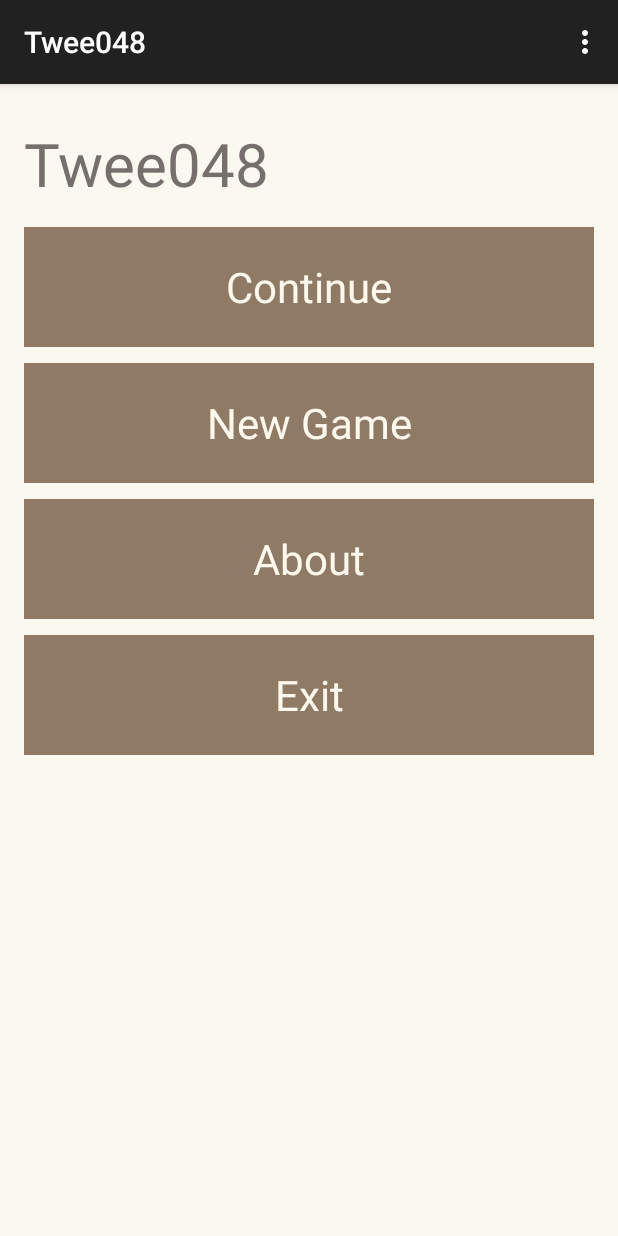
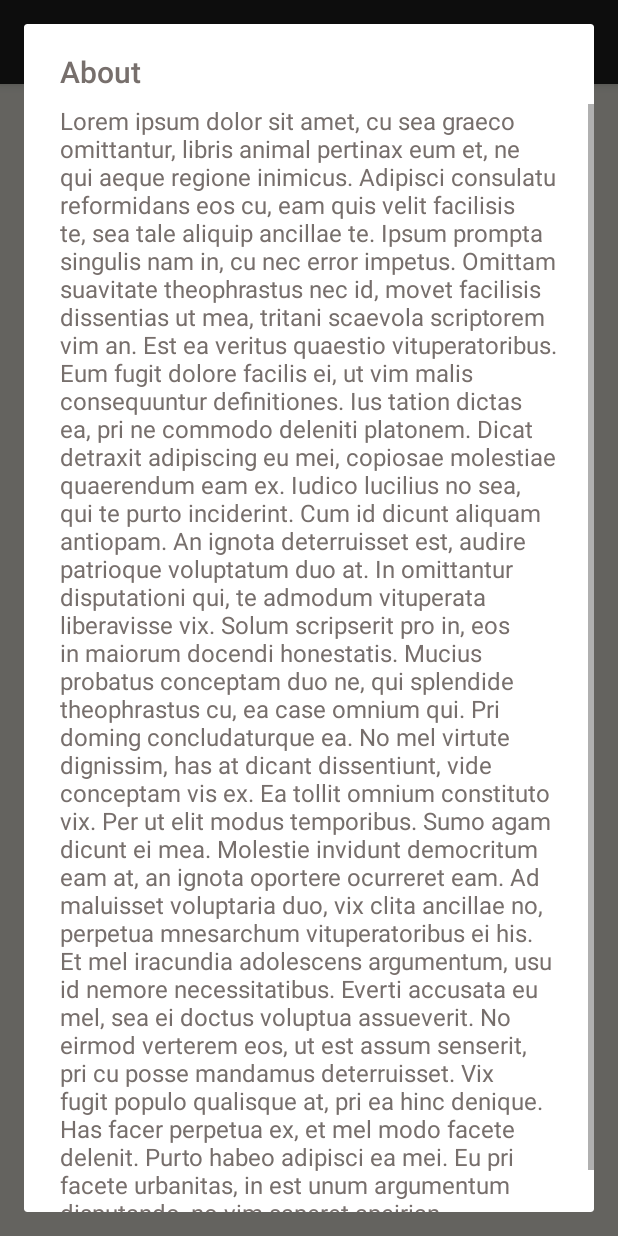
Before and after one commit to Carnewal/2048, an Android app: the screen it shows after launch (WelcomeActivity), after a tap on "About", on a phone screen of 412 x 824 dp. Run offline under Robolectric (Android 15) with nearby library versions, the phone set to English and light mode, and no system bars.

Commit message:
Excercise 3: http://tinfbo2.hogent.be/nativeapps/index.php?r=excercises%2Fui1#section-three

```diff
--- a/app/src/main/java/com/carnewal/twee048/WelcomeActivity.java
+++ b/app/src/main/java/com/carnewal/twee048/WelcomeActivity.java
@@ -1,16 +1,19 @@
 package com.carnewal.twee048;
 
+import android.app.AlertDialog;
 import android.support.v7.app.AppCompatActivity;
 import android.os.Bundle;
 import android.view.Menu;
 import android.view.MenuItem;
 import android.view.View;
+import android.widget.Button;
 import android.widget.Toast;
 
 public class WelcomeActivity extends AppCompatActivity {
 
 
 
+    private Button btnAbout;
 
 
 
@@ -20,6 +23,16 @@ public class WelcomeActivity extends AppCompatActivity {
         super.onCreate(savedInstanceState);
         setContentView(R.layout.activity_welcome_table);
 
+        btnAbout = (Button) findViewById(R.id.btnAbout);
+        btnAbout.setOnClickListener(new View.OnClickListener() {
+            @Override
+            public void onClick(View v) {
+                new AlertDialog.Builder(WelcomeActivity.this)
+                        .setTitle(R.string.welcome_about)
+                        .setMessage(R.string.about_text)
+                        .show();
+            }
+        });
 
     }
 
--- a/app/src/main/res/values/strings.xml
+++ b/app/src/main/res/values/strings.xml
@@ -3,6 +3,7 @@
 
     <string name="hello_world">Hello world!</string>
     <string name="action_settings">Settings</string>
+
 
     <string name="welcome_continue">Continue</string>
     <string name="welcome_newgame">New Game</string>
@@ -11,5 +12,15 @@
 
 
 
+    <string name="about_text">Lorem ipsum dolor sit amet, cu sea graeco omittantur, libris animal pertinax eum et, ne qui aeque regione inimicus. Adipisci consulatu reformidans eos cu, eam quis velit facilisis te, sea tale aliquip ancillae te. Ipsum prompta singulis nam in, cu nec error impetus. Omittam suavitate theophrastus nec id, movet facilisis dissentias ut mea, tritani scaevola scriptorem vim an.
+
+Est ea veritus quaestio vituperatoribus. Eum fugit dolore facilis ei, ut vim malis consequuntur definitiones. Ius tation dictas ea, pri ne commodo deleniti platonem. Dicat detraxit adipiscing eu mei, copiosae molestiae quaerendum eam ex. Iudico lucilius no sea, qui te purto inciderint. Cum id dicunt aliquam antiopam.
+
+An ignota deterruisset est, audire patrioque voluptatum duo at. In omittantur disputationi qui, te admodum vituperata liberavisse vix. Solum scripserit pro in, eos in maiorum docendi honestatis. Mucius probatus conceptam duo ne, qui splendide theophrastus cu, ea case omnium qui. Pri doming concludaturque ea. No mel virtute dignissim, has at dicant dissentiunt, vide conceptam vis ex. Ea tollit omnium constituto vix.
+
+Per ut elit modus temporibus. Sumo agam dicunt ei mea. Molestie invidunt democritum eam at, an ignota oportere ocurreret eam. Ad maluisset voluptaria duo, vix clita ancillae no, perpetua mnesarchum vituperatoribus ei his. Et mel iracundia adolescens argumentum, usu id nemore necessitatibus.
+
+Everti accusata eu mel, sea ei doctus voluptua assueverit. No eirmod verterem eos, ut est assum senserit, pri cu posse mandamus deterruisset. Vix fugit populo qualisque at, pri ea hinc denique. Has facer perpetua ex, et mel modo facete delenit. Purto habeo adipisci ea mei. Eu pri facete urbanitas, in est unum argumentum disputando, no vim saperet apeirian.</string>
+
 
 </resources>
```
